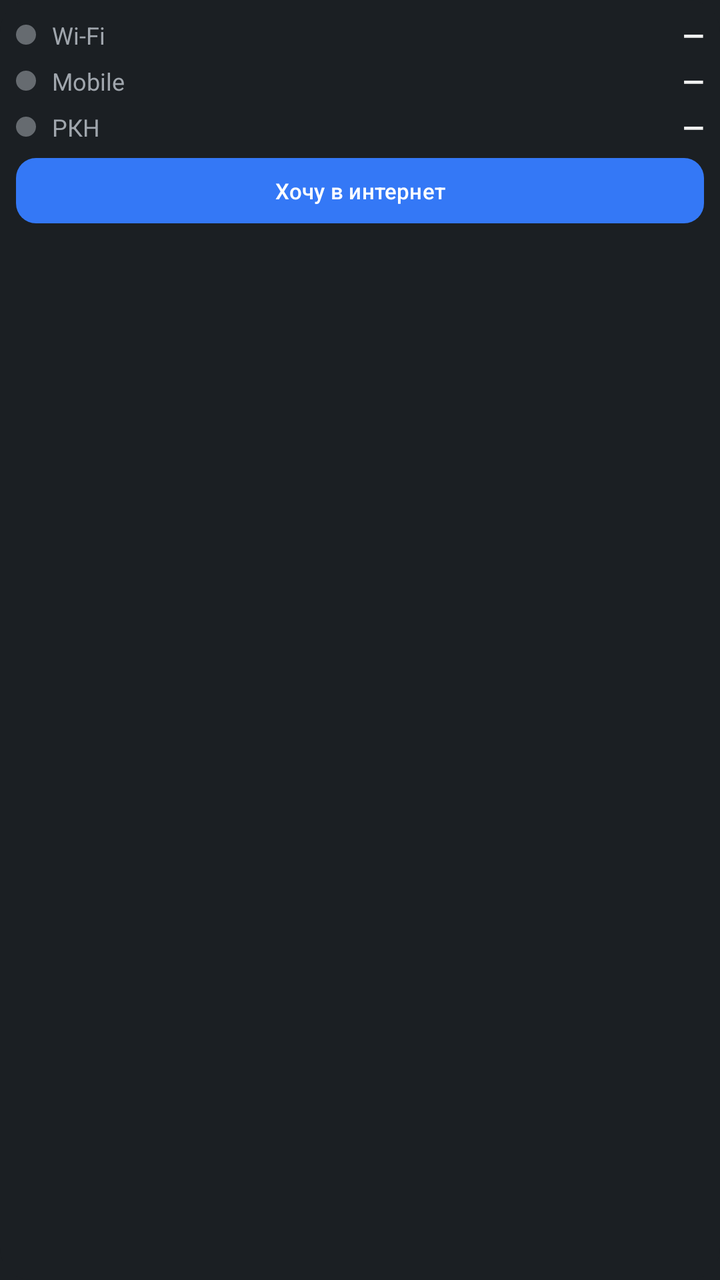
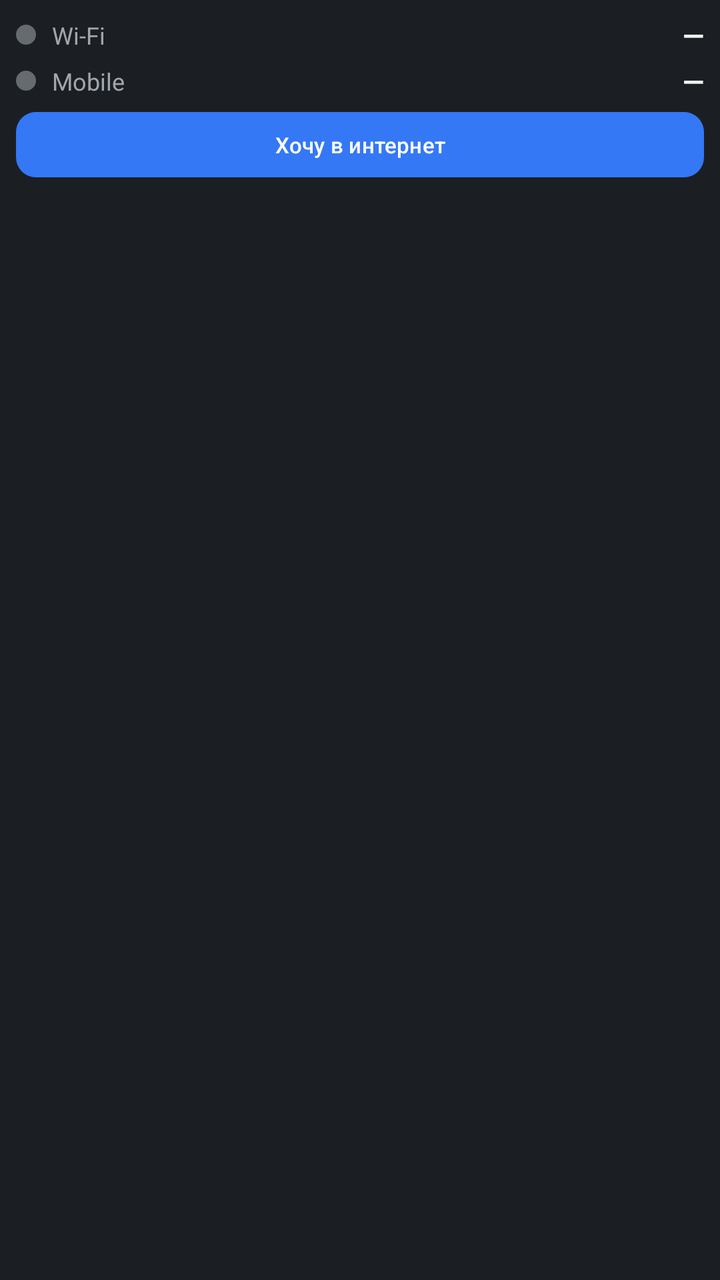

Before-and-after screenshots of an Android layout around one commit, followed by the original layout XML and the change that was made.
<!-- AndroidManifest.xml: application theme Theme.Ping -->
<!-- res/layout/widget.xml -->
<?xml version="1.0" encoding="utf-8"?>
<LinearLayout xmlns:android="http://schemas.android.com/apk/res/android"
    android:id="@+id/widgetRoot"
    android:layout_width="match_parent"
    android:layout_height="match_parent"
    android:orientation="vertical"
    android:background="@drawable/widget_background"
    android:padding="8dp">

    <LinearLayout
        android:layout_width="match_parent"
        android:layout_height="wrap_content"
        android:orientation="horizontal"
        android:gravity="center_vertical">

        <ImageView
            android:id="@+id/wifiDot"
            android:layout_width="10dp"
            android:layout_height="10dp"
            android:src="@drawable/dot_status_unknown"
            android:contentDescription="@null"/>

        <TextView
            android:id="@+id/wifiLabel"
            android:layout_width="0dp"
            android:layout_height="wrap_content"
            android:layout_weight="1"
            android:layout_marginStart="8dp"
            android:text="@string/network_wifi"
            android:textColor="@color/text_secondary"
            android:textSize="12sp"
            android:maxLines="1"
            android:ellipsize="end"/>

        <TextView
            android:id="@+id/wifiPercent"
            android:layout_width="wrap_content"
            android:layout_height="wrap_content"
            android:layout_marginStart="8dp"
            android:text="—"
            android:textColor="@color/text_primary"
            android:textSize="14sp"
            android:textStyle="bold"
            android:maxLines="1"/>
    </LinearLayout>

    <LinearLayout
        android:layout_width="match_parent"
        android:layout_height="wrap_content"
        android:orientation="horizontal"
        android:gravity="center_vertical"
        android:layout_marginTop="4dp">

        <ImageView
            android:id="@+id/mobileDot"
            android:layout_width="10dp"
            android:layout_height="10dp"
            android:src="@drawable/dot_status_unknown"
            android:contentDescription="@null"/>

        <TextView
            android:id="@+id/mobileLabel"
            android:layout_width="0dp"
            android:layout_height="wrap_content"
            android:layout_weight="1"
            android:layout_marginStart="8dp"
            android:text="@string/network_mobile"
            android:textColor="@color/text_secondary"
            android:textSize="12sp"
            android:maxLines="1"
            android:ellipsize="end"/>

        <TextView
            android:id="@+id/mobilePercent"
            android:layout_width="wrap_content"
            android:layout_height="wrap_content"
            android:layout_marginStart="8dp"
            android:text="—"
            android:textColor="@color/text_primary"
            android:textSize="14sp"
            android:textStyle="bold"
            android:maxLines="1"/>
    </LinearLayout>

    <LinearLayout
        android:layout_width="match_parent"
        android:layout_height="wrap_content"
        android:orientation="horizontal"
        android:gravity="center_vertical"
        android:layout_marginTop="4dp">

        <ImageView
            android:id="@+id/focusDot"
            android:layout_width="10dp"
            android:layout_height="10dp"
            android:src="@drawable/dot_status_unknown"
            android:contentDescription="@null"/>

        <TextView
            android:layout_width="0dp"
            android:layout_height="wrap_content"
            android:layout_weight="1"
            android:layout_marginStart="8dp"
            android:text="@string/widget_focus_label"
            android:textColor="@color/text_secondary"
            android:textSize="12sp"
            android:maxLines="1"
            android:ellipsize="end"/>

        <TextView
            android:id="@+id/focusPercent"
            android:layout_width="wrap_content"
            android:layout_height="wrap_content"
            android:layout_marginStart="8dp"
            android:text="—"
            android:textColor="@color/text_primary"
            android:textSize="14sp"
            android:textStyle="bold"
            android:maxLines="1"/>
    </LinearLayout>

    <Button
        android:id="@+id/refreshButton"
        android:layout_width="match_parent"
        android:layout_height="wrap_content"
        android:layout_marginTop="6dp"
        android:text="@string/want_internet"
        android:background="@drawable/button_background"
        android:textColor="#FFFFFF"
        android:textAllCaps="false"
        android:textSize="11sp"
        android:minHeight="0dp"
        android:paddingTop="5dp"
        android:paddingBottom="5dp"/>
</LinearLayout>
<!-- resources referenced by this layout -->
<resources>
  <color name="text_primary">#F1F1F1</color>
  <color name="text_secondary">#A0A6AD</color>
  <!-- drawable button_background (drawable) -->
  <?xml version="1.0" encoding="utf-8"?>
  <shape xmlns:android="http://schemas.android.com/apk/res/android"
      android:shape="rectangle">
      <corners android:radius="10dp"/>
      <solid android:color="@color/accent_blue"/>
  </shape>
  <!-- drawable dot_status_unknown (drawable) -->
  <?xml version="1.0" encoding="utf-8"?>
  <shape xmlns:android="http://schemas.android.com/apk/res/android" android:shape="oval">
      <size android:width="10dp" android:height="10dp"/>
      <solid android:color="@color/status_unknown"/>
  </shape>
  <!-- drawable widget_background (drawable) -->
  <?xml version="1.0" encoding="utf-8"?>
  <shape xmlns:android="http://schemas.android.com/apk/res/android"
      android:shape="rectangle">
      <corners android:radius="16dp"/>
      <solid android:color="@color/widget_bg"/>
  </shape>
  <string name="network_mobile">Mobile</string>
  <string name="network_wifi">Wi-Fi</string>
  <string name="want_internet">Хочу в интернет</string>
  <string name="widget_focus_label">РКН</string>
  <style name="Theme.Ping" parent="Theme.Material3.Dark.NoActionBar">
          <item name="android:windowBackground">@color/bg_dark</item>
          <item name="colorPrimary">@color/accent_blue</item>
          <item name="colorOnPrimary">#FFFFFF</item>
          <item name="colorSurface">@color/card_dark</item>
          <item name="android:textColorPrimary">@color/text_primary</item>
          <item name="android:textColorSecondary">@color/text_secondary</item>
      </style>
  <color name="accent_blue">#3478F6</color>
  <color name="status_unknown">#666B70</color>
  <color name="widget_bg">@color/bg_dark</color>
  <color name="bg_dark">#1B1F23</color>
  <color name="card_dark">#232830</color>
</resources>

<!-- the commit's change to res/layout/widget.xml (unified diff, before → after) -->
@@ -82,43 +82,6 @@
             android:maxLines="1"/>
     </LinearLayout>
 
-    <LinearLayout
-        android:layout_width="match_parent"
-        android:layout_height="wrap_content"
-        android:orientation="horizontal"
-        android:gravity="center_vertical"
-        android:layout_marginTop="4dp">
-
-        <ImageView
-            android:id="@+id/focusDot"
-            android:layout_width="10dp"
-            android:layout_height="10dp"
-            android:src="@drawable/dot_status_unknown"
-            android:contentDescription="@null"/>
-
-        <TextView
-            android:layout_width="0dp"
-            android:layout_height="wrap_content"
-            android:layout_weight="1"
-            android:layout_marginStart="8dp"
-            android:text="@string/widget_focus_label"
-            android:textColor="@color/text_secondary"
-            android:textSize="12sp"
-            android:maxLines="1"
-            android:ellipsize="end"/>
-
-        <TextView
-            android:id="@+id/focusPercent"
-            android:layout_width="wrap_content"
-            android:layout_height="wrap_content"
-            android:layout_marginStart="8dp"
-            android:text="—"
-            android:textColor="@color/text_primary"
-            android:textSize="14sp"
-            android:textStyle="bold"
-            android:maxLines="1"/>
-    </LinearLayout>
-
     <Button
         android:id="@+id/refreshButton"
         android:layout_width="match_parent"
<!-- resource entries referenced after the edit -->
@@ -25,7 +25,6 @@
   <string name="network_mobile">Mobile</string>
   <string name="network_wifi">Wi-Fi</string>
   <string name="want_internet">Хочу в интернет</string>
-  <string name="widget_focus_label">РКН</string>
   <style name="Theme.Ping" parent="Theme.Material3.Dark.NoActionBar">
           <item name="android:windowBackground">@color/bg_dark</item>
           <item name="colorPrimary">@color/accent_blue</item>
